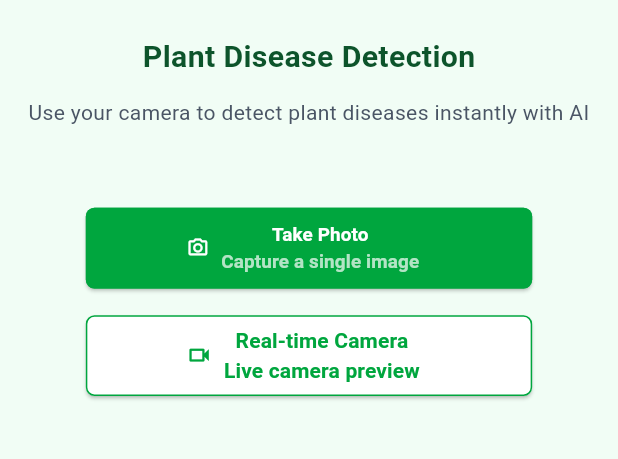
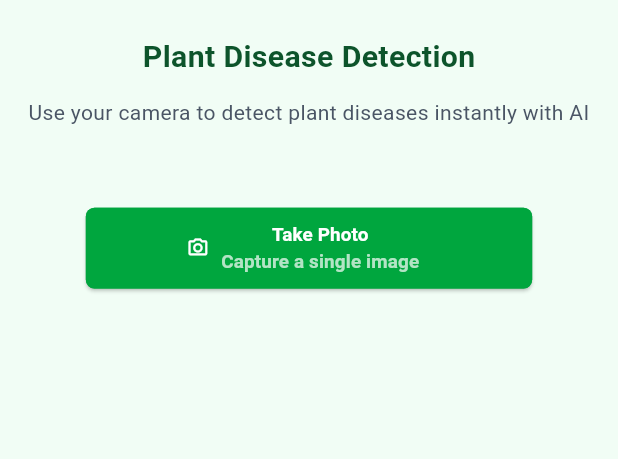
Before and after one commit to cworldcs50/flora_vision, a Flutter app: the GenView screen opened by its route, on a phone screen of 412 x 824 dp, the part 84-543 px from its top. Run offline on Flutter 3.47's test engine with Material 3 defaults, Android fonts, the phone set to English and light mode, and no system bars; our stand-ins replace camera, connectivity_plus, dartz, equatable, firebase_auth, firebase_core and 5 more; missing offline and left inert: tflite_flutter; accounts and stored records are empty.

Commit message:
small modification

```diff
--- a/lib/controller/gen_controllers/live_view_controller.dart
+++ b/lib/controller/gen_controllers/live_view_controller.dart
@@ -61,4 +61,7 @@ class LiveViewController extends GetxController {
       () => _isDetecting = false,
     );
   }
+
+
+
 }
--- a/lib/view/gen/gen_view.dart
+++ b/lib/view/gen/gen_view.dart
@@ -44,6 +44,7 @@ class GenView extends GetView<GenController> {
             ),
             30.verticalSpace,
             Column(
+              mainAxisAlignment: MainAxisAlignment.center,
               children: [
                 15.verticalSpace,
                 ElevatedButton.icon(
@@ -103,43 +104,43 @@ class GenView extends GetView<GenController> {
                   ),
                 ),
                 15.verticalSpace,
-                ElevatedButton.icon(
-                  onPressed: controller.liveVideo,
-                  style: ElevatedButton.styleFrom(
-                    alignment: Alignment.center,
-                    backgroundColor: Colors.white,
-                    fixedSize: Size(260.w, 45.h),
-                    overlayColor: AppColors.kPrimaryColor.withAlpha(100),
-                    shape: RoundedRectangleBorder(
-                      borderRadius: BorderRadius.circular(5.r),
-                      side: const BorderSide(color: AppColors.kPrimaryColor),
-                    ),
-                  ),
-                  label: const Column(
-                    mainAxisSize: MainAxisSize.min,
-                    children: [
-                      Text(
-                        "Real-time Camera",
-                        style: TextStyle(
-                          color: AppColors.kPrimaryColor,
-                          fontWeight: FontWeight.bold,
-                        ),
-                      ),
-                      Text(
-                        "Live camera preview",
-                        style: TextStyle(
-                          color: AppColors.kPrimaryColor,
-                          fontWeight: FontWeight.bold,
-                        ),
-                      ),
-                    ],
-                  ),
-                  icon: Icon(
-                    Icons.videocam_outlined,
-                    color: AppColors.kPrimaryColor,
-                    size: 15.sp,
-                  ),
-                ),
+                //   ElevatedButton.icon(
+                //     onPressed: controller.liveVideo,
+                //     style: ElevatedButton.styleFrom(
+                //       alignment: Alignment.center,
+                //       backgroundColor: Colors.white,
+                //       fixedSize: Size(260.w, 45.h),
+                //       overlayColor: AppColors.kPrimaryColor.withAlpha(100),
+                //       shape: RoundedRectangleBorder(
+                //         borderRadius: BorderRadius.circular(5.r),
+                //         side: const BorderSide(color: AppColors.kPrimaryColor),
+                //       ),
+                //     ),
+                //     label: const Column(
+                //       mainAxisSize: MainAxisSize.min,
+                //       children: [
+                //         Text(
+                //           "Real-time Camera",
+                //           style: TextStyle(
+                //             color: AppColors.kPrimaryColor,
+                //             fontWeight: FontWeight.bold,
+                //           ),
+                //         ),
+                //         Text(
+                //           "Live camera preview",
+                //           style: TextStyle(
+                //             color: AppColors.kPrimaryColor,
+                //             fontWeight: FontWeight.bold,
+                //           ),
+                //         ),
+                //       ],
+                //     ),
+                //     icon: Icon(
+                //       Icons.videocam_outlined,
+                //       color: AppColors.kPrimaryColor,
+                //       size: 15.sp,
+                //     ),
+                //   ),
               ],
             ),
             50.verticalSpace,
```
